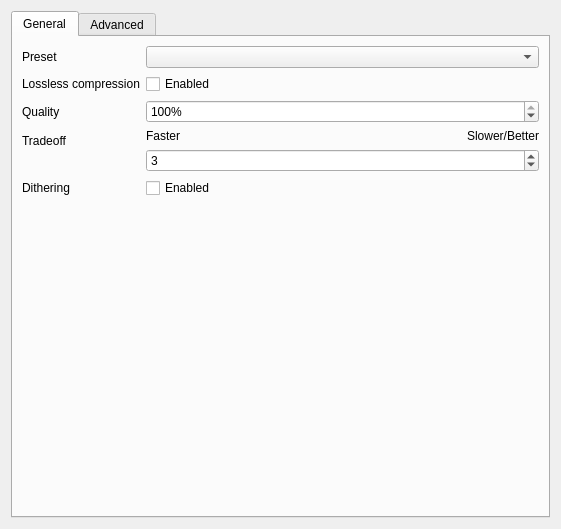
First picture: the form in plugins/impex/webp/kis_wdg_options_webp.ui, repository KDE/krita, before the edit.
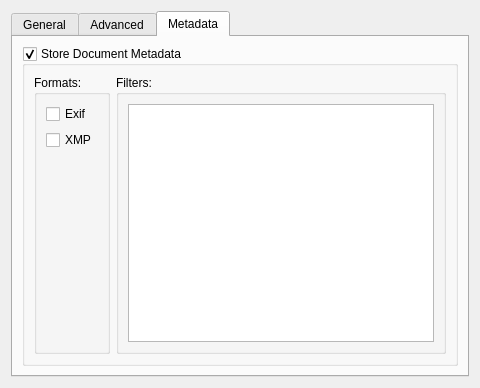
Second picture: the form after the edit. The open tabs and pages were chosen to show the change. Custom widgets are drawn as their Qt base class.

Commit message: webp: implement animation export

```diff
--- a/plugins/impex/webp/kis_wdg_options_webp.ui
+++ b/plugins/impex/webp/kis_wdg_options_webp.ui
@@ -10,8 +10,8 @@
    <rect>
     <x>0</x>
     <y>0</y>
-    <width>557</width>
-    <height>529</height>
+    <width>480</width>
+    <height>360</height>
    </rect>
   </property>
   <property name="sizePolicy">
@@ -31,9 +31,19 @@
        <string>General</string>
       </attribute>
       <layout class="QFormLayout" name="formLayout">
-       <property name="formAlignment">
-        <set>Qt::AlignLeading|Qt::AlignLeft|Qt::AlignTop</set>
-       </property>
+       <item row="0" column="0" colspan="2">
+        <widget class="QCheckBox" name="haveAnimation">
+         <property name="text">
+          <string>Save as animated WebP</string>
+         </property>
+        </widget>
+       </item>
+       <item row="1" column="0" colspan="2">
+        <widget class="QGroupBox" name="groupBox">
+         <property name="title">
+          <string>Encoding options</string>
+         </property>
+         <layout class="QFormLayout" name="formLayout_3">
        <item row="0" column="0">
         <widget class="QLabel" name="lblPreset">
          <property name="text">
@@ -44,17 +54,10 @@
        <item row="0" column="1">
         <widget class="QComboBox" name="preset"/>
        </item>
-       <item row="1" column="0">
-        <widget class="QLabel" name="lblLossless">
-         <property name="text">
-          <string>Lossless compression</string>
-         </property>
-        </widget>
-       </item>
-       <item row="1" column="1">
+          <item row="1" column="0" colspan="2">
         <widget class="QCheckBox" name="lossless">
          <property name="text">
-          <string>Enabled</string>
+             <string>Lossless encoding</string>
          </property>
         </widget>
        </item>
@@ -127,18 +130,14 @@
          </item>
         </layout>
        </item>
-       <item row="4" column="0">
-        <widget class="QLabel" name="lblDithering">
-         <property name="text">
-          <string>Dithering</string>
-         </property>
-        </widget>
-       </item>
-       <item row="4" column="1">
+          <item row="4" column="0" colspan="2">
         <widget class="QCheckBox" name="dithering">
          <property name="text">
-          <string>Enabled</string>
-         </property>
+             <string>Dithering</string>
+            </property>
+           </widget>
+          </item>
+         </layout>
         </widget>
        </item>
       </layout>
@@ -168,12 +167,6 @@
            <verstretch>0</verstretch>
           </sizepolicy>
          </property>
-         <property name="minimumSize">
-          <size>
-           <width>535</width>
-           <height>476</height>
-          </size>
-         </property>
          <property name="frameShape">
           <enum>QFrame::NoFrame</enum>
          </property>
@@ -193,14 +186,6 @@
           <set>Qt::AlignHCenter|Qt::AlignTop</set>
          </property>
          <widget class="QWidget" name="scrollAreaWidgetContents">
-          <property name="geometry">
-           <rect>
-            <x>0</x>
-            <y>0</y>
-            <width>521</width>
-            <height>858</height>
-           </rect>
-          </property>
           <property name="sizePolicy">
            <sizepolicy hsizetype="MinimumExpanding" vsizetype="MinimumExpanding">
             <horstretch>0</horstretch>
@@ -801,6 +786,60 @@
        </item>
       </layout>
      </widget>
+     <widget class="QWidget" name="metadata">
+      <attribute name="title">
+       <string>Metadata</string>
+      </attribute>
+      <layout class="QFormLayout" name="formLayout_7">
+       <item row="0" column="0" colspan="2">
+        <widget class="QGroupBox" name="chkMetadata">
+         <property name="title">
+          <string>Store Document Metadata</string>
+         </property>
+         <property name="checkable">
+          <bool>true</bool>
+         </property>
+         <layout class="QGridLayout" name="gridLayout_5" columnstretch="0,0">
+          <item row="0" column="0">
+           <widget class="QGroupBox" name="groupBox_3">
+            <property name="title">
+             <string>Formats:</string>
+            </property>
+            <layout class="QFormLayout" name="formLayout_5">
+             <item row="0" column="0" colspan="2">
+              <widget class="QCheckBox" name="exif">
+               <property name="text">
+                <string>Exif</string>
+               </property>
+              </widget>
+             </item>
+             <item row="1" column="0" colspan="2">
+              <widget class="QCheckBox" name="xmp">
+               <property name="text">
+                <string>XMP</string>
+               </property>
+              </widget>
+             </item>
+            </layout>
+           </widget>
+          </item>
+          <item row="0" column="1">
+           <widget class="QGroupBox" name="groupBox_4">
+            <property name="title">
+             <string comment="WebP metadata options">Filters:</string>
+            </property>
+            <layout class="QVBoxLayout" name="verticalLayout_4">
+             <item>
+              <widget class="QListView" name="metaDataFilters"/>
+             </item>
+            </layout>
+           </widget>
+          </item>
+         </layout>
+        </widget>
+       </item>
+      </layout>
+     </widget>
     </widget>
    </item>
   </layout>
```
Lines whose indentation alone changed are shown as unchanged. The commit also changes 4 other files.
